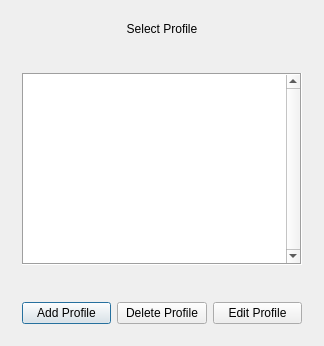
The window that sources/SelectProfileWindow.ui (Groundy/CrackerJack) describes before a commit, drawn with Qt 5.
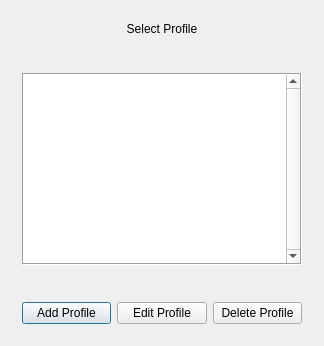
The same window after the commit.

Commit message: Przetłumaczenie Okna Select Profile Window, Dodatnie do niego tłumaczenia msg boxa

What changed in the file:
```diff
--- a/sources/SelectProfileWindow.ui
+++ b/sources/SelectProfileWindow.ui
@@ -109,13 +109,6 @@
           </property>
          </widget>
         </item>
-        <item>
-         <widget class="QPushButton" name="deleteProfileButton">
-          <property name="text">
-           <string>Delete Profile</string>
-          </property>
-         </widget>
-        </item>
         <item>
          <widget class="QPushButton" name="editProfileButton">
           <property name="text">
@@ -123,6 +116,13 @@
           </property>
          </widget>
         </item>
+        <item>
+         <widget class="QPushButton" name="deleteProfileButton">
+          <property name="text">
+           <string>Delete Profile</string>
+          </property>
+         </widget>
+        </item>
        </layout>
       </item>
      </layout>
```
Left out of the diff: 83 changed lines with no effect on the pictures. The commit also changes 4 other files.
